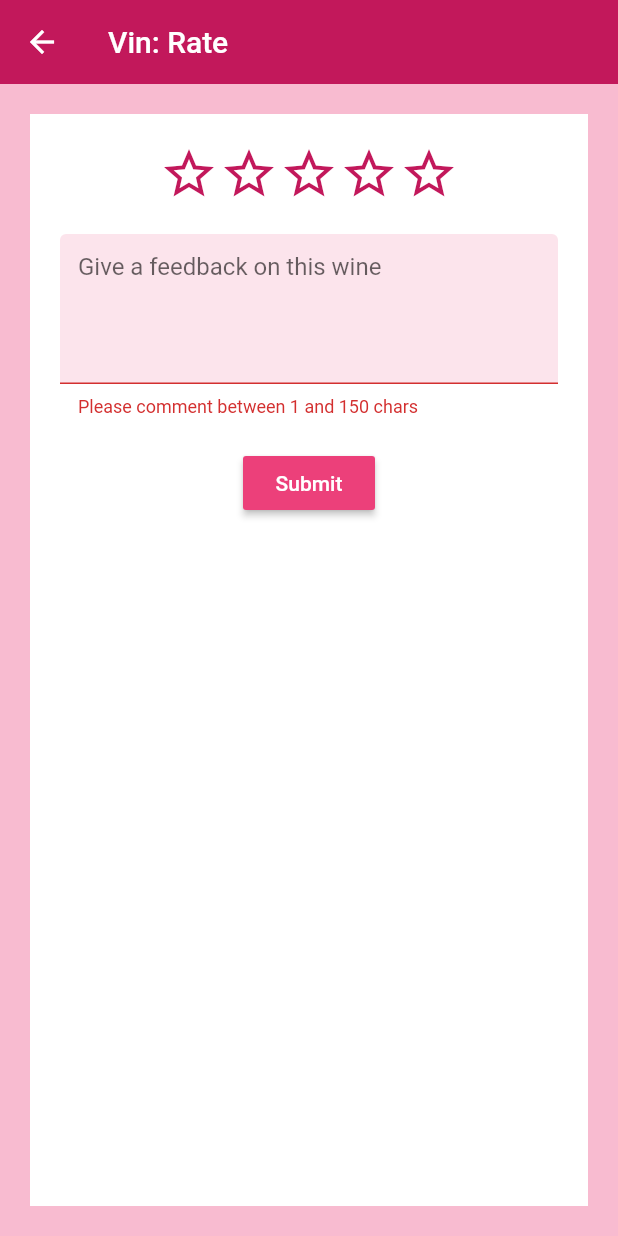
After one commit to hankiou/Vin, a Flutter app: the PostComment screen opened directly, after a tap on "Submit", on a phone screen of 412 x 824 dp. The commit adds this screen. Run offline on Flutter 3.47's test engine with Material 2 defaults, Android fonts, the phone set to English and light mode, and no system bars; drawn by our look-alikes of smooth_star_rating; our stand-ins replace cloud_firestore, firebase_auth, flutter_spinkit; accounts and stored records are empty.

Commit message:
add comments

```diff
--- a/lib/models/user.dart
+++ b/lib/models/user.dart
@@ -1,5 +1,7 @@
 class User{
-  final String uid;
+  String uid;
+  String nickname;
+  bool admin;
 
-  User({ this.uid });
+  User({ this.uid, this.nickname, this.admin });
 }
--- a/lib/screens/home/home.dart
+++ b/lib/screens/home/home.dart
@@ -17,8 +17,10 @@ class Home extends StatelessWidget {
       child: Scaffold(
         backgroundColor: Colors.pink[100],
         floatingActionButton: FloatingActionButton(
+          onPressed: () {},
            child: Icon(Icons.photo_camera),
            backgroundColor: Colors.pink[600],
+
           ),
         appBar: AppBar(
           title: Text('Vin'),
--- a/lib/screens/winepanel/comment_item.dart
+++ b/lib/screens/winepanel/comment_item.dart
@@ -24,7 +24,7 @@ class CommentItem extends StatelessWidget {
 
 
     return Container(
-      margin: EdgeInsets.all(20.0),
+      margin: EdgeInsets.only(bottom: 20.0),
       padding: EdgeInsets.all(20.0),
       color: Colors.white,
       child: Column(
--- a/lib/screens/winepanel/comment_list.dart
+++ b/lib/screens/winepanel/comment_list.dart
@@ -14,11 +14,15 @@ class CommentList extends StatelessWidget {
 
     final comments = Provider.of<List<Comment>>(context);
 
-    return ListView.builder(
-      itemCount: comments.length,
-      itemBuilder: (context, index) {
-        return CommentItem(comment: comments[index]);
-      },
+    return Container(
+
+      margin: EdgeInsets.only(right: 20.0, left: 20.0, bottom: 20.0),
+      child: ListView.builder(
+        itemCount: comments.length,
+        itemBuilder: (context, index) {
+          return CommentItem(comment: comments[index]);
+        },
+      ),
     );
   }
 }
--- /dev/null
+++ b/lib/screens/winepanel/post_comment.dart
@@ -0,0 +1,116 @@
+import 'package:flutter/material.dart';
+import 'package:smooth_star_rating/smooth_star_rating.dart';
+import 'package:vin/models/comment.dart';
+import 'package:vin/models/wine.dart';
+import 'package:vin/screens/winepanel/winepanel.dart';
+import 'package:vin/services/database.dart';
+import 'package:vin/shared/constants.dart';
+import 'package:vin/shared/rating.dart';
+
+class PostComment extends StatefulWidget {
+
+  final Wine wine;
+  PostComment({ this.wine });
+
+  @override
+  _PostCommentState createState() => _PostCommentState(wine: wine);
+}
+
+class _PostCommentState extends State<PostComment> {
+
+
+  final Wine wine;
+  _PostCommentState({this.wine});
+
+  final _formKey = GlobalKey<FormState>();
+  String statementField = '';
+  var rating = 0.0;
+
+  @override
+  Widget build(BuildContext context) {
+
+    return Scaffold(
+      backgroundColor: Colors.pink[100],
+      appBar: AppBar(
+        backgroundColor: Colors.pink[700],
+        elevation: 0.0,
+        title: Text('Vin: Rate'),
+      ),
+      body: Container(
+        margin: EdgeInsets.all(20.0),
+        padding: EdgeInsets.all(20.0),
+        color: Colors.white,
+        child: Column(
+          crossAxisAlignment: CrossAxisAlignment.start,
+          children: <Widget>[
+            Form(
+              key: _formKey,
+              child: Column(
+                children: <Widget>[
+                  SmoothStarRating(
+                    allowHalfRating: false,
+                    starCount: 5,
+                    rating: rating,
+                    size: 40.0,
+                    filledIconData: Icons.star,
+                    halfFilledIconData: Icons.star_half,
+                    defaultIconData: Icons.star_border,
+                    color: Colors.pink[700],
+                    borderColor: Colors.pink[700],
+                    spacing:0.0,
+                    onRatingChanged: (value) {
+                      setState(() {
+                        rating = value;
+                      });
+                    }
+                  ),
+                  SizedBox(height: 20.0,),
+                  TextFormField(
+                    maxLines: 4,
+                    decoration: InputDecoration(
+                      fillColor: Colors.pink[50],
+                      filled: true,
+                      hintText: 'Give a feedback on this wine',
+
+                      enabledBorder: OutlineInputBorder(
+                        borderSide: BorderSide(color: Colors.white),
+                      ),
+                      focusedBorder: OutlineInputBorder(
+                        borderSide: BorderSide(color: Colors.pink[600]),
+                      )
+                    ),
+
+                    validator: (val) => val.isEmpty || val.length > 150 ? 'Please comment between 1 and 150 chars' : null,
+                    onChanged: (val) {
+                      setState(() => statementField = val);
+                    },
+                  ),
+                  SizedBox(height: 20.0,),
+                  RaisedButton(
+                    color: Colors.pink[400],
+                    child: Text(
+                      'Submit',
+                      style: TextStyle(color: Colors.white),
+                    ),
+                    onPressed: () async {
+                      if(_formKey.currentState.validate()){
+                        DatabaseService().postComment(Comment(
+                          user_id: '',
+                          wine_id: wine.uid,
+                          statement: statementField,
+                          grade: rating
+                        ));
+
+                        Navigator.pop(context);
+                      }
+                    },
+                  ),
+                ],
+              )
+            )
+          ]
+        )
+      ),
+    );
+  }
+}
--- a/lib/screens/winepanel/winepanel.dart
+++ b/lib/screens/winepanel/winepanel.dart
@@ -3,6 +3,7 @@ import 'package:provider/provider.dart';
 import 'package:vin/models/comment.dart';
 import 'package:vin/models/wine.dart';
 import 'package:vin/screens/winepanel/comment_list.dart';
+import 'package:vin/screens/winepanel/post_comment.dart';
 import 'package:vin/services/database.dart';
 import 'package:vin/shared/constants.dart';
 
@@ -17,9 +18,20 @@ class WinePanel extends StatelessWidget {
       child: Scaffold(
           backgroundColor: Colors.pink[100],
           appBar: AppBar(
-            title: Text('Vin'),
             backgroundColor: Colors.pink[700],
             elevation: 0.0,
+            title: Text('Vin'),
+            actions: <Widget>[
+              FlatButton.icon(
+                icon: Icon(Icons.edit),
+                label: Text('Rate', ),
+                onPressed: () {
+                  Navigator.push(context,
+                    MaterialPageRoute(builder: (context) => PostComment(wine: wine))
+                  );
+                },
+              )
+            ],
           ),
           body: Column(
             crossAxisAlignment: CrossAxisAlignment.stretch,
@@ -61,6 +73,7 @@ class WinePanel extends StatelessWidget {
                   ]
                 )
               ),
+              //PostComment(),
               Expanded(
                 child: StreamProvider<List<Comment>>.value(
                   value: DatabaseService().commentListforWine(wine.uid),
--- a/lib/services/database.dart
+++ b/lib/services/database.dart
@@ -5,7 +5,7 @@ import 'package:vin/models/wine.dart';
 class DatabaseService {
   final CollectionReference wineCollection = Firestore.instance.collection('wines');
   final CollectionReference userCollection = Firestore.instance.collection('users');
-
+  final CollectionReference commentcCollection = Firestore.instance.collection('comments');
   List<Wine> _wineListFromSnapshot(QuerySnapshot snapshot){
     return snapshot.documents.map( (doc) {
       return Wine(
@@ -20,7 +20,7 @@ class DatabaseService {
   }
 
   Stream<List<Comment>> commentListforWine(String wine_id){
-    return Firestore.instance.collection('comments').where('wine_id', isEqualTo: wine_id)
+    return commentcCollection.where('wine_id', isEqualTo: wine_id)
       .snapshots().map(_commentListFromSnapshot);
   }
 
@@ -48,13 +48,22 @@ class DatabaseService {
     });
   }
 
-  String getNickname(String user_id){
-
+  void postComment(Comment comment){
+    commentcCollection.add({
+        'user_id' : comment.user_id,
+        'wine_id' : comment.wine_id,
+        'statement': comment.statement,
+        'grade' : comment.grade.toString()
+      });
   }
 
- List<String> _nicknames(QuerySnapshot snapshot){
-    return snapshot.documents.map((doc) {
-      return doc['nickname'];
-    }).toList();
-  }
+//   String getNickname(String user_id){
+
+//   }
+
+//  List<String> _nicknames(QuerySnapshot snapshot){
+//     return snapshot.documents.map((doc) {
+//       return doc['nickname'];
+//     }).toList();
+//   }
 }
```
